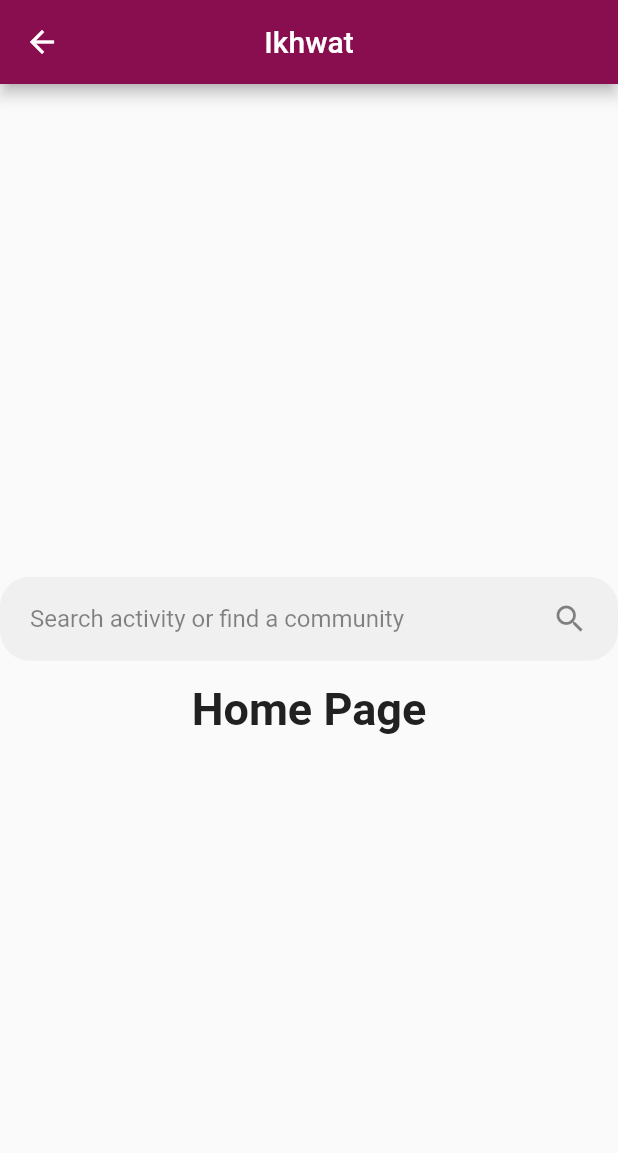
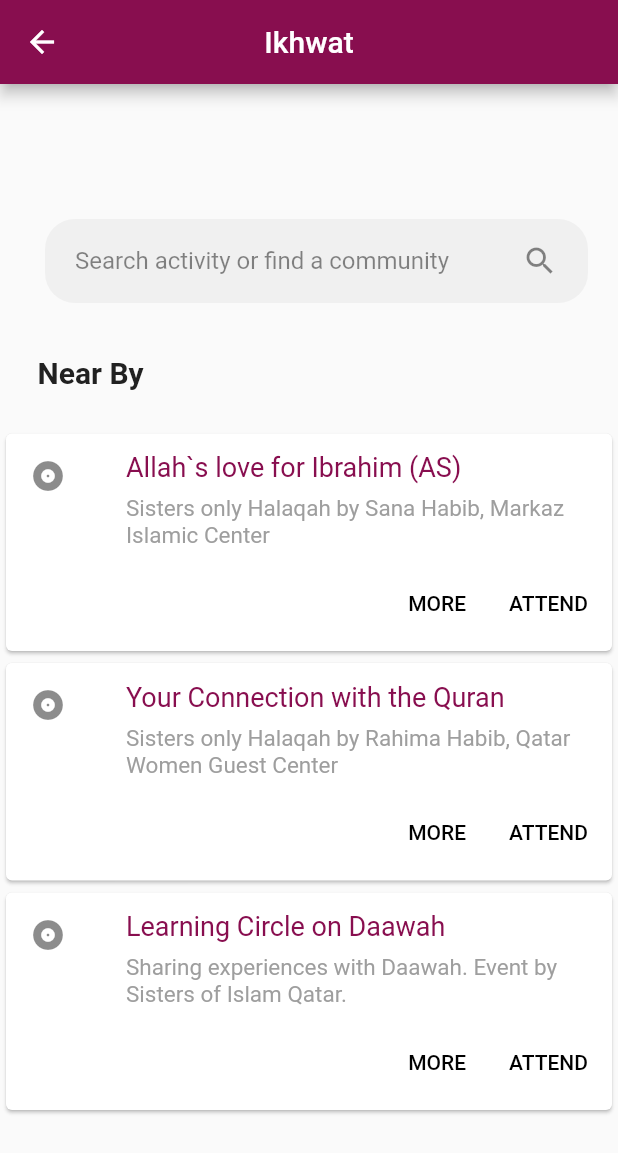
Before and after one commit to WafaWaheedaS/myummahcircle, a Flutter app: the HomePage screen opened directly, on a phone screen of 412 x 824 dp. Shown: the top 1153 px of the screen. Run offline on Flutter 3.47's test engine with Material 2 defaults, Android fonts, the light colour scheme and no system bars.

Commit message:
Add nearBy actvities to home

```diff
--- /dev/null
+++ b/lib/components/near_by_widget.dart
@@ -0,0 +1,53 @@
+import 'package:flutter/material.dart';
+import 'package:sisters_of_islam_qatar/constants.dart';
+
+class NearByWidget extends StatelessWidget {
+  final title;
+  final subtitle;
+
+  NearByWidget({this.title, this.subtitle});
+
+  @override
+  Widget build(BuildContext context) {
+    return Card(
+      color: Colors.white,
+      child: Column(
+        mainAxisSize: MainAxisSize.min,
+        children: <Widget>[
+          ListTile(
+            leading: Icon(
+              Icons.album,
+            ),
+            title: Padding(
+              padding: const EdgeInsets.all(8.0),
+              child: Text(
+                title,
+                style: TextStyle(color: kAppPrimaryColor, fontSize: 18),
+              ),
+            ),
+            subtitle: Padding(
+              padding: const EdgeInsets.symmetric(horizontal: 8.0),
+              child: Text(
+                subtitle,
+                style: TextStyle(color: Colors.grey, fontSize: 15),
+              ),
+            ),
+            onTap: () {},
+          ),
+          ButtonBar(
+            children: <Widget>[
+              FlatButton(
+                child: const Text('MORE'),
+                onPressed: () {/* ... */},
+              ),
+              FlatButton(
+                child: const Text('ATTEND'),
+                onPressed: () {/* ... */},
+              ),
+            ],
+          ),
+        ],
+      ),
+    );
+  }
+}
--- a/lib/components/search_bar.dart
+++ b/lib/components/search_bar.dart
@@ -5,7 +5,7 @@ class SearchBar extends StatelessWidget {
   @override
   Widget build(BuildContext context) {
     return Container(
-      margin: EdgeInsets.only(top: 10),
+      margin: EdgeInsets.fromLTRB(30.0, 10.0, 20.0, 10.0),
       padding: const EdgeInsets.symmetric(vertical: 4, horizontal: 20),
       decoration: BoxDecoration(
         color: Colors.black38.withAlpha(10),
--- a/lib/pages/home_page.dart
+++ b/lib/pages/home_page.dart
@@ -1,8 +1,17 @@
 import 'package:flutter/material.dart';
+import 'package:sisters_of_islam_qatar/components/near_by_widget.dart';
 import 'package:sisters_of_islam_qatar/components/search_bar.dart';
 import 'package:sisters_of_islam_qatar/constants.dart';
 
 class HomePage extends StatelessWidget {
+  final nearByData = [
+    {
+      'id': 1,
+      'title': 'Allah`s love for Ibrahim (AS)',
+      'subtitle': 'Sisters only Halaqah by Sana Habib, Markaz Islamic Center'
+    },
+    {'id': 2, 'title': 'Allah`s love for Ibrahim (AS)', 'subtitle': 'yyy'}
+  ];
   @override
   Widget build(BuildContext context) {
     return Scaffold(
@@ -13,19 +22,40 @@ class HomePage extends StatelessWidget {
       ),
       body: Column(
         mainAxisAlignment: MainAxisAlignment.center,
+        crossAxisAlignment: CrossAxisAlignment.start,
         children: <Widget>[
           SearchBar(),
           Padding(
-              padding: const EdgeInsets.all(15.0),
+            padding: const EdgeInsets.all(25.0),
             child: Text(
-                'Home Page',
+              'Near By',
               style: TextStyle(
                   color: Colors.grey[900],
                   fontWeight: FontWeight.bold,
-                    fontSize: 30),
+                  fontSize: 20),
             ),
           ),
-          ]),
+          NearByWidget(
+            title: 'Allah`s love for Ibrahim (AS)',
+            subtitle:
+                'Sisters only Halaqah by Sana Habib, Markaz Islamic Center',
+          ),
+          NearByWidget(
+            title: 'Your Connection with the Quran',
+            subtitle:
+                'Sisters only Halaqah by Rahima Habib, Qatar Women Guest Center',
+          ),
+          NearByWidget(
+            title: 'Learning Circle on Daawah',
+            subtitle:
+                'Sharing experiences with Daawah. Event by Sisters of Islam Qatar.',
+          ),
+        ],
+      ),
     );
   }
+
+  titleText(data) {
+    return Text(data['title']);
   }
+}
```
Lines whose indentation alone changed are shown as unchanged.
